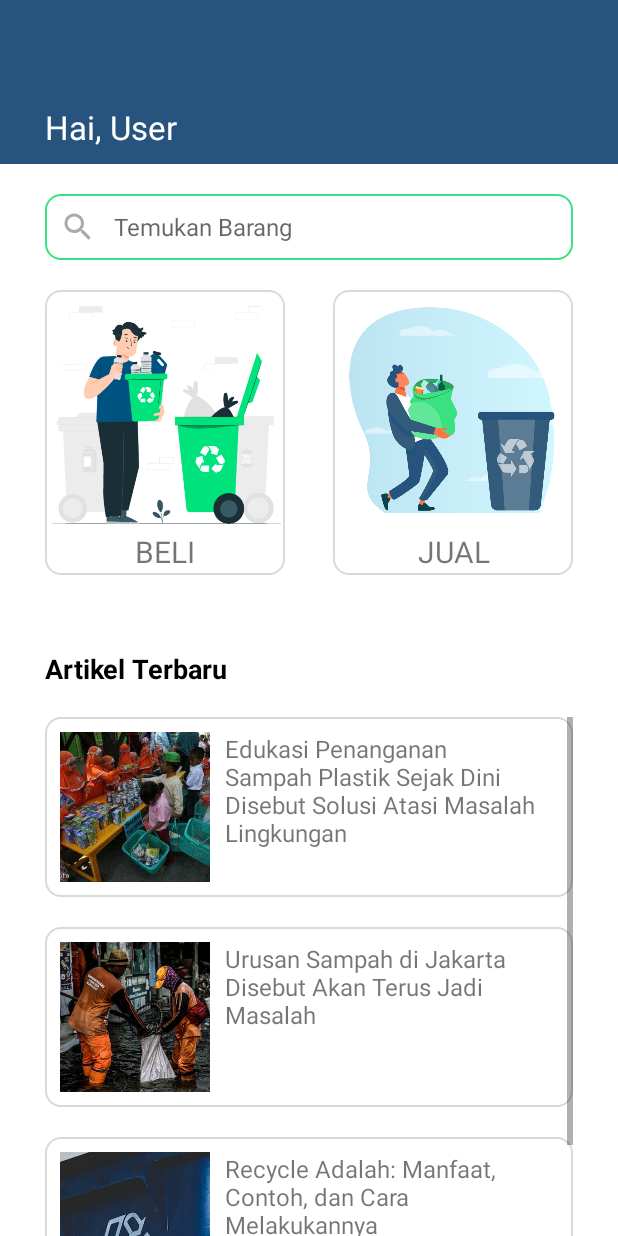
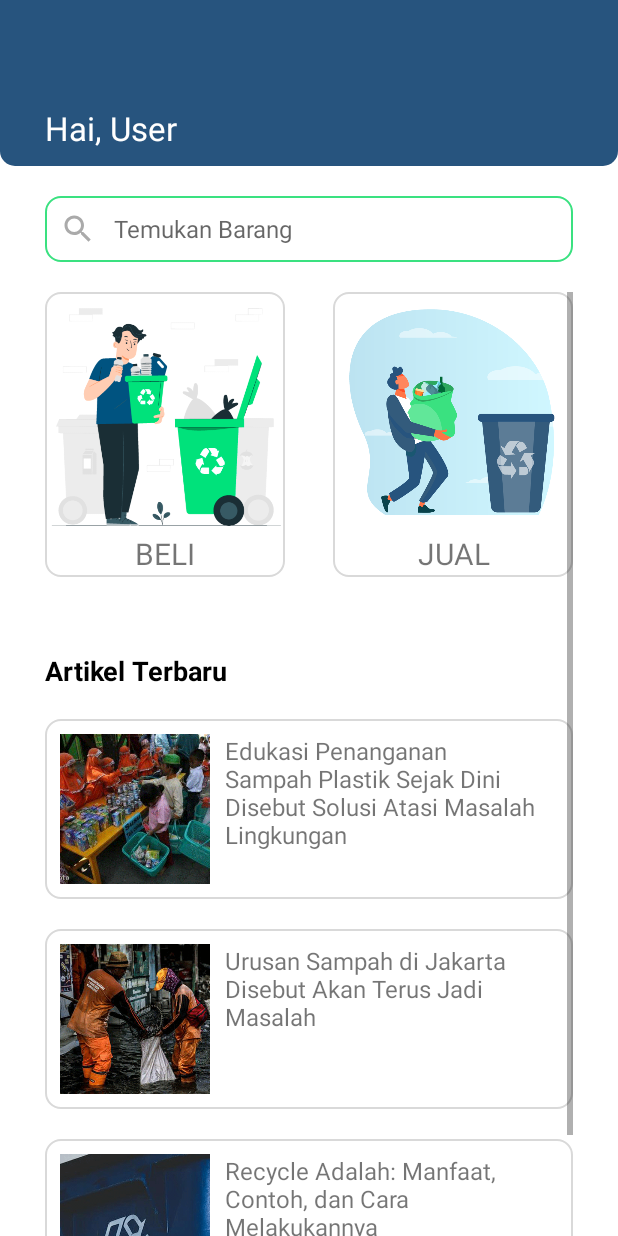
Before and after one commit to MIqbalTaruna/AplikasiBankSampah, an Android app: the layout fragment_home.xml on its own in the app's theme, with its tools: preview values and no code run, on a phone screen of 412 x 824 dp. Run offline under Robolectric (Android 15) with nearby library versions, the phone set to English and light mode, and no system bars.

Commit message:
rapihin tampilan home dan tambah tombol daftar di login page

```diff
--- a/app/src/main/java/com/example/aplikasibanksampah/HomeFragment.java
+++ b/app/src/main/java/com/example/aplikasibanksampah/HomeFragment.java
@@ -83,16 +83,16 @@ public class HomeFragment extends Fragment {
         super.onViewCreated(view, savedInstanceState);
 
         // Tempel fragment logo
-        fm = getActivity().getSupportFragmentManager();
+        fm = requireActivity().getSupportFragmentManager();
         ft = fm.beginTransaction();
         ft.replace(R.id.logo_container, new LogoFragment());
         ft.commit();
 
-        sharedpreferences = getActivity().getSharedPreferences(SHARED_PREFS, Context.MODE_PRIVATE);
+        sharedpreferences = requireActivity().getSharedPreferences(SHARED_PREFS, Context.MODE_PRIVATE);
         nama = sharedpreferences.getString(NAMA_KEY, null);
 
         // Menampilkan text sapaan terhadap user
-        haiNama = getView().findViewById(R.id.hai_nama);
+        haiNama = requireView().findViewById(R.id.hai_nama);
         haiNama.setText("Hai, " + nama);
     }
 }
--- /dev/null
+++ b/app/src/main/res/drawable/rounded_bottom.xml
@@ -0,0 +1,13 @@
+<?xml version="1.0" encoding="utf-8"?>
+<shape xmlns:android="http://schemas.android.com/apk/res/android">
+    <solid/>
+    <padding
+        android:left="1dp"
+        android:top="1dp"
+        android:right="1dp"
+        android:bottom="1dp"/>
+
+    <corners
+        android:bottomLeftRadius="10dp"
+        android:bottomRightRadius="10dp"/>
+</shape>
--- a/app/src/main/res/layout/fragment_home.xml
+++ b/app/src/main/res/layout/fragment_home.xml
@@ -10,68 +10,76 @@
         android:id="@+id/home_header"
         android:layout_width="match_parent"
         android:layout_height="wrap_content"
+        android:layout_marginBottom="20dp"
+        android:background="@drawable/rounded_bottom"
+        android:backgroundTint="@color/blue_500"
         android:orientation="vertical"
-        android:background="@color/blue_500"
-        android:layout_marginBottom="20dp"
         android:paddingHorizontal="30dp">
 
         <FrameLayout
             android:id="@+id/logo_container"
             android:layout_width="match_parent"
             android:layout_height="wrap_content"
-            android:paddingVertical="30dp"/>
+            android:paddingVertical="30dp" />
 
         <TextView
             android:id="@+id/hai_nama"
             android:layout_width="match_parent"
             android:layout_height="wrap_content"
+            android:paddingVertical="10dp"
             android:text="Hai, User"
-            android:textSize="22sp"
             android:textColor="@color/white"
-            android:paddingVertical="10dp"/>
+            android:textSize="22sp" />
     </LinearLayout>
 
     <EditText
         android:id="@+id/search"
         android:layout_width="match_parent"
         android:layout_height="wrap_content"
+        android:layout_marginHorizontal="30dp"
+        android:layout_marginBottom="20dp"
         android:layout_below="@id/home_header"
-        android:hint="Temukan Barang"
-        android:textSize="16sp"
-        android:inputType="text"
+        android:background="@drawable/custom_input"
         android:drawableStart="@drawable/ic__search"
         android:drawablePadding="12dp"
-        android:background="@drawable/custom_input"
+        android:hint="Temukan Barang"
+        android:inputType="text"
         android:padding="10dp"
-        android:layout_marginHorizontal="30dp"
-        android:layout_marginBottom="20dp"
-        />
+        android:textSize="16sp" />
+
+    <ScrollView
+        android:layout_width="match_parent"
+        android:layout_height="wrap_content"
+        android:layout_below="@id/search"
+        android:paddingHorizontal="30dp">
+
+        <RelativeLayout
+            android:layout_width="match_parent"
+            android:layout_height="wrap_content">
 
             <RelativeLayout
                 android:id="@+id/jual_beli"
                 android:layout_width="match_parent"
                 android:layout_height="wrap_content"
-        android:layout_below="@id/search"
-        android:paddingHorizontal="30dp"
                 android:layout_marginBottom="50dp">
 
                 <LinearLayout
                     android:layout_width="160dp"
                     android:layout_height="190dp"
-            android:orientation="vertical"
-            android:background="@drawable/rounded_corners">
+                    android:background="@drawable/rounded_corners"
+                    android:orientation="vertical">
 
                     <ImageView
                         android:layout_width="160dp"
                         android:layout_height="160dp"
-                android:src="@drawable/beli_sampah"/>
+                        android:src="@drawable/beli_sampah" />
 
                     <TextView
                         android:layout_width="match_parent"
                         android:layout_height="wrap_content"
+                        android:text="BELI"
                         android:textAlignment="center"
-                android:textSize="20sp"
-                android:text="BELI"/>
+                        android:textSize="20sp" />
 
 
                 </LinearLayout>
@@ -79,21 +87,21 @@
                 <LinearLayout
                     android:layout_width="160dp"
                     android:layout_height="190dp"
-            android:orientation="vertical"
                     android:layout_alignParentEnd="true"
-            android:background="@drawable/rounded_corners">
+                    android:background="@drawable/rounded_corners"
+                    android:orientation="vertical">
 
                     <ImageView
                         android:layout_width="160dp"
                         android:layout_height="160dp"
-                android:src="@drawable/jual_sampah"/>
+                        android:src="@drawable/jual_sampah" />
 
                     <TextView
                         android:layout_width="match_parent"
                         android:layout_height="wrap_content"
+                        android:text="JUAL"
                         android:textAlignment="center"
-                android:textSize="20sp"
-                android:text="JUAL"/>
+                        android:textSize="20sp" />
 
 
                 </LinearLayout>
@@ -104,96 +112,84 @@
                 android:id="@+id/text_berita"
                 android:layout_width="match_parent"
                 android:layout_height="wrap_content"
-        android:layout_marginHorizontal="30dp"
                 android:layout_below="@id/jual_beli"
+                android:layout_marginBottom="20dp"
                 android:text="Artikel Terbaru"
                 android:textColor="@color/black"
                 android:textSize="18dp"
-        android:textStyle="bold"
-        android:layout_marginBottom="20dp"/>
-
-    <ScrollView
-        android:layout_width="match_parent"
-        android:layout_height="wrap_content"
-        android:layout_below="@id/text_berita"
-        android:paddingHorizontal="30dp">
-
-        <RelativeLayout
-            android:layout_width="match_parent"
-            android:layout_height="wrap_content">
+                android:textStyle="bold" />
 
             <RelativeLayout
                 android:id="@+id/artikel_1"
                 android:layout_width="match_parent"
                 android:layout_height="120dp"
-                android:padding="10dp"
+                android:layout_below="@id/text_berita"
+                android:layout_marginBottom="20dp"
                 android:background="@drawable/rounded_corners"
-                android:layout_marginBottom="20dp">
+                android:padding="10dp">
 
                 <ImageView
                     android:id="@+id/img_1"
                     android:layout_width="100dp"
                     android:layout_height="match_parent"
-                    android:src="@drawable/sadar_sampah"/>
+
+                    android:src="@drawable/sadar_sampah" />
 
                 <TextView
                     android:layout_width="match_parent"
                     android:layout_height="match_parent"
+                    android:layout_marginStart="10dp"
+                    android:layout_toRightOf="@id/img_1"
                     android:text="@string/berita_1"
-                    android:layout_marginStart="10dp"
-                    android:textSize="16sp"
-                    android:layout_toRightOf="@id/img_1"
-                    />
+                    android:textSize="16sp" />
             </RelativeLayout>
 
             <RelativeLayout
                 android:id="@+id/artikel_2"
                 android:layout_width="match_parent"
                 android:layout_height="120dp"
-                android:padding="10dp"
+                android:layout_below="@id/artikel_1"
+                android:layout_marginBottom="20dp"
                 android:background="@drawable/rounded_corners"
-                android:layout_below="@id/artikel_1"
-                android:layout_marginBottom="20dp">
+                android:padding="10dp">
 
                 <ImageView
                     android:id="@+id/img_2"
                     android:layout_width="100dp"
                     android:layout_height="match_parent"
-                    android:src="@drawable/sampah_banjir"/>
+                    android:src="@drawable/sampah_banjir" />
 
                 <TextView
                     android:layout_width="match_parent"
                     android:layout_height="match_parent"
+                    android:layout_marginStart="10dp"
+                    android:layout_toRightOf="@id/img_2"
                     android:text="@string/berita_2"
-                    android:layout_marginStart="10dp"
-                    android:textSize="16sp"
-                    android:layout_toRightOf="@id/img_2"
-                    />
+                    android:textSize="16sp" />
             </RelativeLayout>
 
             <RelativeLayout
                 android:id="@+id/artikel_3"
                 android:layout_width="match_parent"
                 android:layout_height="120dp"
-                android:padding="10dp"
+                android:layout_below="@id/artikel_2"
+                android:layout_marginBottom="20dp"
                 android:background="@drawable/rounded_corners"
-                android:layout_below="@id/artikel_2"
-                android:layout_marginBottom="20dp">
+                android:padding="10dp">
 
                 <ImageView
                     android:id="@+id/img_3"
                     android:layout_width="100dp"
                     android:layout_height="match_parent"
-                    android:src="@drawable/recycle"/>
+                    android:src="@drawable/recycle" />
 
                 <TextView
                     android:layout_width="match_parent"
                     android:layout_height="match_parent"
+                    android:layout_marginStart="10dp"
+                    android:layout_toRightOf="@id/img_3"
                     android:text="@string/berita_3"
-                    android:layout_marginStart="10dp"
-                    android:textSize="16sp"
-                    android:layout_toRightOf="@id/img_3"
-                    />
+                    android:textSize="16sp" />
             </RelativeLayout>
         </RelativeLayout>
 
```
Also changed, not shown: app/src/main/java/com/example/aplikasibanksampah/Login.java (+6 -3 lines), app/src/main/res/layout/activity_login.xml (+40 -29 lines), app/src/main/res/layout/fragment_profile.xml (+7 -7 lines). Lines whose indentation alone changed are shown as unchanged.
